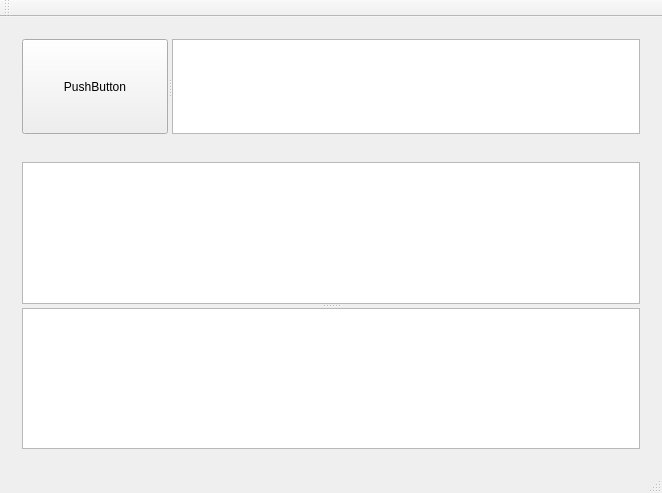
This is src/app/qt/mainwindow.ui in chinasarft/mpegts-parser as Qt 5 draws it before an edit. The edited form follows.
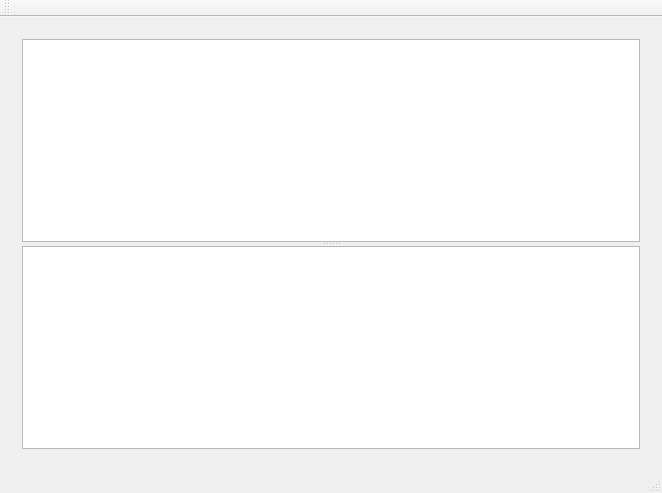
This is the edited form.

Commit message: add file menu for menubar

Patch:
```diff
--- a/src/app/qt/mainwindow.ui
+++ b/src/app/qt/mainwindow.ui
@@ -15,32 +15,6 @@
   </property>
   <widget class="QWidget" name="centralWidget">
    <layout class="QVBoxLayout" name="verticalLayout">
-    <item>
-     <widget class="QWidget" name="widget_2" native="true">
-      <layout class="QHBoxLayout" name="horizontalLayout">
-       <item>
-        <widget class="QSplitter" name="splitter_2">
-         <property name="orientation">
-          <enum>Qt::Horizontal</enum>
-         </property>
-         <widget class="QPushButton" name="pushButton">
-          <property name="text">
-           <string>PushButton</string>
-          </property>
-         </widget>
-         <widget class="QTextEdit" name="textEdit_2">
-          <property name="sizePolicy">
-           <sizepolicy hsizetype="Expanding" vsizetype="Expanding">
-            <horstretch>0</horstretch>
-            <verstretch>0</verstretch>
-           </sizepolicy>
-          </property>
-         </widget>
-        </widget>
-       </item>
-      </layout>
-     </widget>
-    </item>
     <item>
      <widget class="QWidget" name="widget" native="true">
       <layout class="QVBoxLayout" name="verticalLayout_2">
```
The commit also changes 2 other files.
